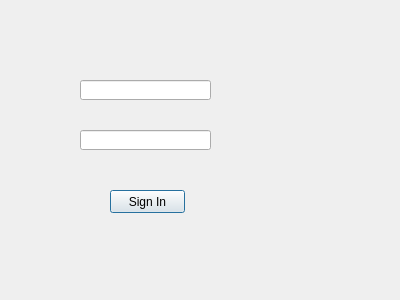
Old version of the form LoginDialog.ui in the repository jordynmarlow/DatabaseSystems.
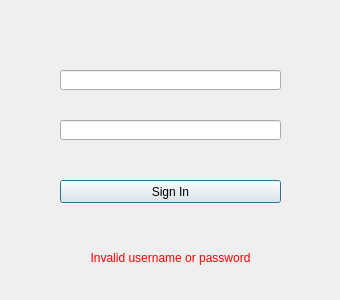
New version of the form.

Commit message: Pushing new login and new account pages

Diff of the .ui file:
```diff
--- a/LoginDialog.ui
+++ b/LoginDialog.ui
@@ -6,7 +6,7 @@
    <rect>
     <x>0</x>
     <y>0</y>
-    <width>400</width>
+    <width>340</width>
     <height>300</height>
    </rect>
   </property>
@@ -16,9 +16,9 @@
   <widget class="QLineEdit" name="username_le">
    <property name="geometry">
     <rect>
-     <x>80</x>
-     <y>80</y>
-     <width>131</width>
+     <x>60</x>
+     <y>70</y>
+     <width>221</width>
      <height>20</height>
     </rect>
    </property>
@@ -26,9 +26,9 @@
   <widget class="QLineEdit" name="password_le">
    <property name="geometry">
     <rect>
-     <x>80</x>
-     <y>130</y>
-     <width>131</width>
+     <x>60</x>
+     <y>120</y>
+     <width>221</width>
      <height>20</height>
     </rect>
    </property>
@@ -36,9 +36,9 @@
   <widget class="QPushButton" name="sign_in_bt">
    <property name="geometry">
     <rect>
-     <x>110</x>
-     <y>190</y>
-     <width>75</width>
+     <x>60</x>
+     <y>180</y>
+     <width>221</width>
      <height>23</height>
     </rect>
    </property>
@@ -46,6 +46,25 @@
     <string>Sign In</string>
    </property>
   </widget>
+  <widget class="QLabel" name="warning_lbl">
+   <property name="geometry">
+    <rect>
+     <x>60</x>
+     <y>250</y>
+     <width>221</width>
+     <height>16</height>
+    </rect>
+   </property>
+   <property name="styleSheet">
+    <string notr="true">color: red;</string>
+   </property>
+   <property name="text">
+    <string>Invalid username or password</string>
+   </property>
+   <property name="alignment">
+    <set>Qt::AlignCenter</set>
+   </property>
+  </widget>
  </widget>
  <resources/>
  <connections/>
```
The commit also changes 2 other files.
